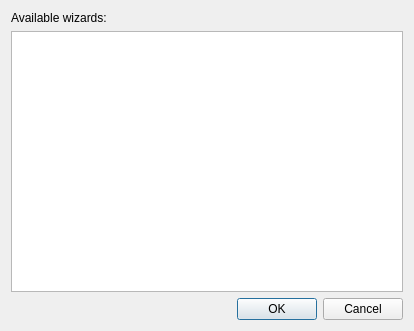
Old version of the form src/plugins/remotelinux/linuxdevicefactoryselectiondialog.ui in the repository qt-creator/qt-creator.
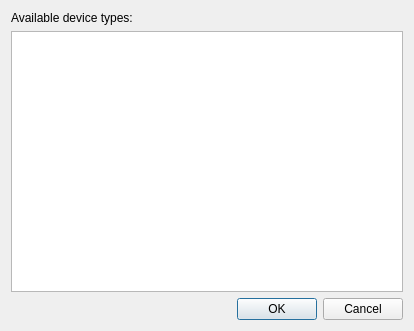
New version of the form.

Commit message:
RemoteLinux: Device configuration wizard improvements.
- Fix factory list widget item heights.
- Use more consistent wording.
- Remove unused wizard page.

Diff of the .ui file:
```diff
--- a/src/plugins/remotelinux/linuxdevicefactoryselectiondialog.ui
+++ b/src/plugins/remotelinux/linuxdevicefactoryselectiondialog.ui
@@ -17,7 +17,7 @@
    <item>
     <widget class="QLabel" name="label">
      <property name="text">
-      <string>Available wizards:</string>
+      <string>Available device types:</string>
      </property>
     </widget>
    </item>
```
Left out of the diff: 5 changed lines with no effect on the pictures. The commit also changes 5 other files.
